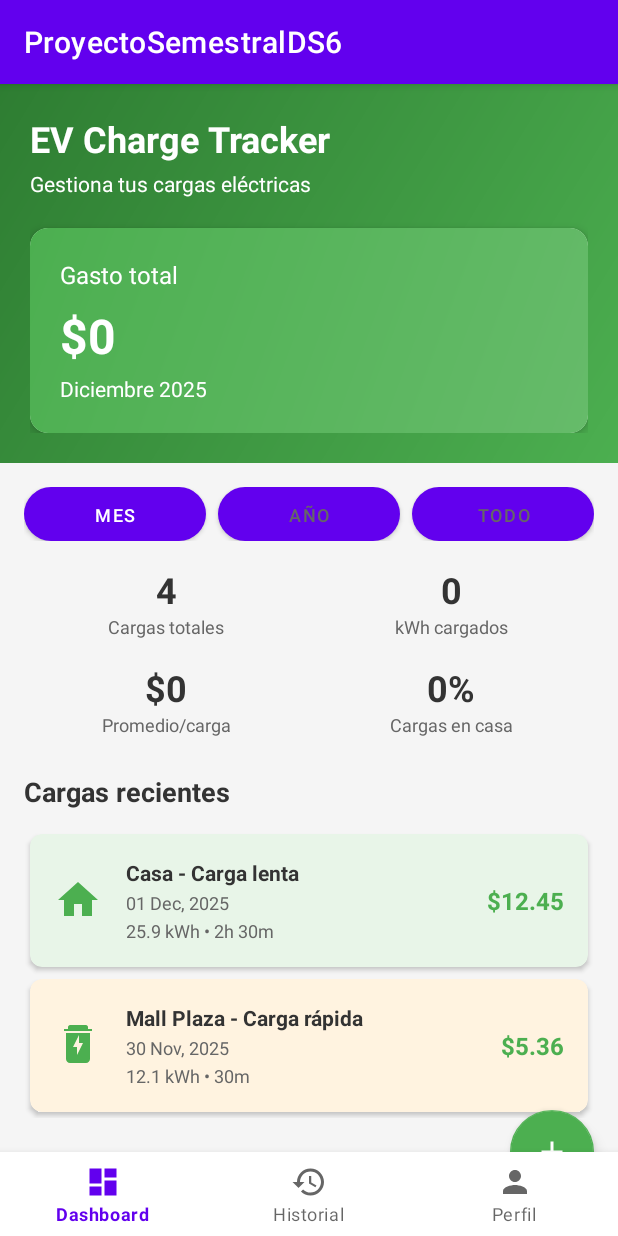
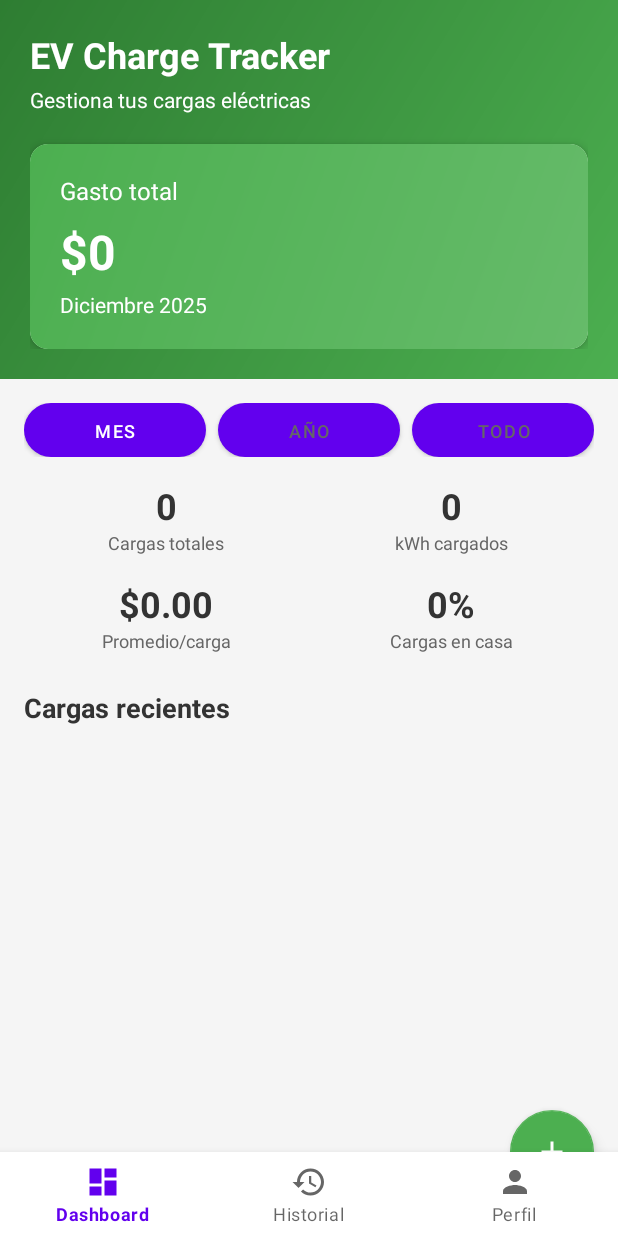
Before and after one commit to juliosolis1/ProyectoSemestralDS6, an Android app: the screen it shows after launch (MainActivity), on a phone screen of 412 x 824 dp. Run offline under Robolectric (Android 15) with nearby library versions, the phone set to English and light mode, and no system bars; our stand-ins replace Room's generated code.

Commit message:
Quité la barra que estorba con el título del proyecto en las pantallas, eliminé la base de datos anterior y cree uno local con Room (versión 2.7.2)

```diff
--- a/app/build.gradle.kts
+++ b/app/build.gradle.kts
@@ -40,4 +40,9 @@ dependencies {
     testImplementation(libs.junit)
     androidTestImplementation(libs.ext.junit)
     androidTestImplementation(libs.espresso.core)
+
+    //Room
+    val room_version = "2.7.2"
+    implementation("androidx.room:room-runtime:$room_version")
+    annotationProcessor("androidx.room:room-compiler:$room_version")
 }
--- a/app/src/main/java/com/example/proyectosemestralds6/DatabaseHelper.java
+++ /dev/null
@@ -1,251 +0,0 @@
-package com.example.proyectosemestralds6;
-
-import android.content.ContentValues;
-import android.content.Context;
-import android.database.Cursor;
-import android.database.sqlite.SQLiteDatabase;
-import android.database.sqlite.SQLiteOpenHelper;
-import java.text.ParseException;
-import java.text.SimpleDateFormat;
-import java.util.ArrayList;
-import java.util.Date;
-import java.util.List;
-import java.util.Locale;
-
-public class DatabaseHelper extends SQLiteOpenHelper {
-
-    private static final String DATABASE_NAME = "EVChargeTracker.db";
-    private static final int DATABASE_VERSION = 1;
-
-    // Tabla cargas
-    private static final String TABLE_CARGAS = "cargas";
-    private static final String COLUMN_ID = "id";
-    private static final String COLUMN_UBICACION = "ubicacion";
-    private static final String COLUMN_FECHA = "fecha";
-    private static final String COLUMN_KWH = "kwh_cargados";
-    private static final String COLUMN_DURACION = "duracion_minutos";
-    private static final String COLUMN_COSTO = "costo";
-
-    private SimpleDateFormat dateFormat = new SimpleDateFormat("yyyy-MM-dd HH:mm:ss", Locale.getDefault());
-
-    public DatabaseHelper(Context context) {
-        super(context, DATABASE_NAME, null, DATABASE_VERSION);
-    }
-
-    @Override
-    public void onCreate(SQLiteDatabase db) {
-        String createTable = "CREATE TABLE " + TABLE_CARGAS + " (" +
-                COLUMN_ID + " INTEGER PRIMARY KEY AUTOINCREMENT, " +
-                COLUMN_UBICACION + " TEXT NOT NULL, " +
-                COLUMN_FECHA + " TEXT NOT NULL, " +
-                COLUMN_KWH + " REAL NOT NULL, " +
-                COLUMN_DURACION + " INTEGER NOT NULL, " +
-                COLUMN_COSTO + " REAL NOT NULL)";
-        db.execSQL(createTable);
-    }
-
-    @Override
-    public void onUpgrade(SQLiteDatabase db, int oldVersion, int newVersion) {
-        db.execSQL("DROP TABLE IF EXISTS " + TABLE_CARGAS);
-        onCreate(db);
-    }
-
-    // Insertar nueva carga
-    public long insertCarga(Carga carga) {
-        SQLiteDatabase db = this.getWritableDatabase();
-        ContentValues values = new ContentValues();
-
-        values.put(COLUMN_UBICACION, carga.getUbicacion());
-        values.put(COLUMN_FECHA, dateFormat.format(carga.getFecha()));
-        values.put(COLUMN_KWH, carga.getKwhCargados());
-        values.put(COLUMN_DURACION, carga.getDuracionMinutos());
-        values.put(COLUMN_COSTO, carga.getCosto());
-
-        long id = db.insert(TABLE_CARGAS, null, values);
-        db.close();
-        return id;
-    }
-
-    // Obtener todas las cargas
-    public List<Carga> getAllCargas() {
-        List<Carga> cargas = new ArrayList<>();
-        SQLiteDatabase db = this.getReadableDatabase();
-
-        String query = "SELECT * FROM " + TABLE_CARGAS + " ORDER BY " + COLUMN_FECHA + " DESC";
-        Cursor cursor = db.rawQuery(query, null);
-
-        if (cursor.moveToFirst()) {
-            do {
-                Carga carga = cursorToCarga(cursor);
-                cargas.add(carga);
-            } while (cursor.moveToNext());
-        }
-
-        cursor.close();
-        db.close();
-        return cargas;
-    }
-
-    // Obtener cargas recientes (límite especificado)
-    public List<Carga> getCargasRecientes(int limite) {
-        List<Carga> cargas = new ArrayList<>();
-        SQLiteDatabase db = this.getReadableDatabase();
-
-        String query = "SELECT * FROM " + TABLE_CARGAS +
-                " ORDER BY " + COLUMN_FECHA + " DESC LIMIT " + limite;
-        Cursor cursor = db.rawQuery(query, null);
-
-        if (cursor.moveToFirst()) {
-            do {
-                Carga carga = cursorToCarga(cursor);
-                cargas.add(carga);
-            } while (cursor.moveToNext());
-        }
-
-        cursor.close();
-        db.close();
-        return cargas;
-    }
-
-    // Obtener cargas por ubicación
-    public List<Carga> getCargasByUbicacion(String tipoUbicacion) {
-        List<Carga> cargas = new ArrayList<>();
-        SQLiteDatabase db = this.getReadableDatabase();
-
-        String query = "SELECT * FROM " + TABLE_CARGAS +
-                " WHERE LOWER(" + COLUMN_UBICACION + ") LIKE ? " +
-                " ORDER BY " + COLUMN_FECHA + " DESC";
-        String[] selectionArgs = {"%" + tipoUbicacion.toLowerCase() + "%"};
-
-        Cursor cursor = db.rawQuery(query, selectionArgs);
-
-        if (cursor.moveToFirst()) {
-            do {
-                Carga carga = cursorToCarga(cursor);
-                cargas.add(carga);
-            } while (cursor.moveToNext());
-        }
-
-        cursor.close();
-        db.close();
-        return cargas;
-    }
-
-    // Obtener cargas por tipo (lenta/rápida)
-    public List<Carga> getCargasByTipo(String tipoCarga) {
-        List<Carga> cargas = new ArrayList<>();
-        SQLiteDatabase db = this.getReadableDatabase();
-
-        String query = "SELECT * FROM " + TABLE_CARGAS;
-        if (tipoCarga.equals("lenta")) {
-            query += " WHERE " + COLUMN_DURACION + " > 60";
-        } else {
-            query += " WHERE " + COLUMN_DURACION + " <= 60";
-        }
-        query += " ORDER BY " + COLUMN_FECHA + " DESC";
-
-        Cursor cursor = db.rawQuery(query, null);
-
-        if (cursor.moveToFirst()) {
-            do {
-                Carga carga = cursorToCarga(cursor);
-                cargas.add(carga);
-            } while (cursor.moveToNext());
-        }
-
-        cursor.close();
-        db.close();
-        return cargas;
-    }
-
-    // Eliminar carga
-    public boolean deleteCarga(long id) {
-        SQLiteDatabase db = this.getWritableDatabase();
-        int result = db.delete(TABLE_CARGAS, COLUMN_ID + "=?", new String[]{String.valueOf(id)});
-        db.close();
-        return result > 0;
-    }
-
-    // Actualizar carga
-    public boolean updateCarga(Carga carga) {
-        SQLiteDatabase db = this.getWritableDatabase();
-        ContentValues values = new ContentValues();
-
-        values.put(COLUMN_UBICACION, carga.getUbicacion());
-        values.put(COLUMN_FECHA, dateFormat.format(carga.getFecha()));
-        values.put(COLUMN_KWH, carga.getKwhCargados());
-        values.put(COLUMN_DURACION, carga.getDuracionMinutos());
-        values.put(COLUMN_COSTO, carga.getCosto());
-
-        int result = db.update(TABLE_CARGAS, values, COLUMN_ID + "=?",
-                new String[]{String.valueOf(carga.getId())});
-        db.close();
-        return result > 0;
-    }
-
-    // Convertir cursor a objeto Carga
-    private Carga cursorToCarga(Cursor cursor) {
-        long id = cursor.getLong(cursor.getColumnIndexOrThrow(COLUMN_ID));
-        String ubicacion = cursor.getString(cursor.getColumnIndexOrThrow(COLUMN_UBICACION));
-        String fechaStr = cursor.getString(cursor.getColumnIndexOrThrow(COLUMN_FECHA));
-        double kwh = cursor.getDouble(cursor.getColumnIndexOrThrow(COLUMN_KWH));
-        int duracion = cursor.getInt(cursor.getColumnIndexOrThrow(COLUMN_DURACION));
-        double costo = cursor.getDouble(cursor.getColumnIndexOrThrow(COLUMN_COSTO));
-
-        Date fecha = new Date();
-        try {
-            fecha = dateFormat.parse(fechaStr);
-        } catch (ParseException e) {
-            e.printStackTrace();
-        }
-
-        return new Carga(id, ubicacion, fecha, kwh, duracion, costo);
-    }
-
-    // Obtener estadísticas del mes actual
-    public EstadisticasMes getEstadisticasMesActual() {
-        SQLiteDatabase db = this.getReadableDatabase();
-
-        // Obtener primer y último día del mes actual
-        java.util.Calendar cal = java.util.Calendar.getInstance();
-        cal.set(java.util.Calendar.DAY_OF_MONTH, 1);
-        cal.set(java.util.Calendar.HOUR_OF_DAY, 0);
-        cal.set(java.util.Calendar.MINUTE, 0);
-        cal.set(java.util.Calendar.SECOND, 0);
-        Date inicioMes = cal.getTime();
-
-        cal.add(java.util.Calendar.MONTH, 1);
-        cal.add(java.util.Calendar.DAY_OF_MONTH, -1);
-        Date finMes = cal.getTime();
-
-        String query = "SELECT COUNT(*) as total_cargas, " +
-                "SUM(" + COLUMN_KWH + ") as total_kwh, " +
-                "SUM(" + COLUMN_COSTO + ") as total_costo, " +
-                "AVG(" + COLUMN_COSTO + ") as promedio_costo " +
-                "FROM " + TABLE_CARGAS +
-                " WHERE " + COLUMN_FECHA + " BETWEEN ? AND ?";
-
-        String[] args = {dateFormat.format(inicioMes), dateFormat.format(finMes)};
-        Cursor cursor = db.rawQuery(query, args);
-
-        EstadisticasMes stats = new EstadisticasMes();
-        if (cursor.moveToFirst()) {
-            stats.totalCargas = cursor.getInt(0);
-            stats.totalKwh = cursor.getDouble(1);
-            stats.totalCosto = cursor.getDouble(2);
-            stats.promedioCosto = cursor.getDouble(3);
-        }
-
-        cursor.close();
-        db.close();
-        return stats;
-    }
-
-    // Clase para estadísticas
-    public static class EstadisticasMes {
-        public int totalCargas = 0;
-        public double totalKwh = 0.0;
-        public double totalCosto = 0.0;
-        public double promedioCosto = 0.0;
-    }
-}
--- a/app/src/main/java/com/example/proyectosemestralds6/MainActivity.java
+++ b/app/src/main/java/com/example/proyectosemestralds6/MainActivity.java
@@ -9,27 +9,25 @@ import androidx.annotation.NonNull;
 import androidx.appcompat.app.AppCompatActivity;
 import androidx.recyclerview.widget.LinearLayoutManager;
 import androidx.recyclerview.widget.RecyclerView;
+import androidx.room.Room;
+import com.example.proyectosemestralds6.database.AppDatabase;
+import com.example.proyectosemestralds6.database.entities.Carga;
 import com.google.android.material.bottomnavigation.BottomNavigationView;
 import com.google.android.material.floatingactionbutton.FloatingActionButton;
 import java.text.DecimalFormat;
-import java.util.ArrayList;
 import java.util.Calendar;
 import java.util.List;
 
 public class MainActivity extends AppCompatActivity {
 
-    private TextView gastoTotalText;
-    private TextView cargasTotalesText;
-    private TextView kwhCargadosText;
-    private TextView promedioCargaText;
-    private TextView cargasEnCasaText;
+    private TextView gastoTotalText, cargasTotalesText, kwhCargadosText,
+            promedioCargaText, cargasEnCasaText;
     private RecyclerView recyclerViewRecientes;
     private CargaAdapter cargaAdapter;
-    private List<Carga> cargasRecientes;
     private BottomNavigationView bottomNavigation;
     private FloatingActionButton fabAgregarCarga;
 
-    private DatabaseHelper dbHelper;
+    private AppDatabase db;
     private DecimalFormat decimalFormat = new DecimalFormat("#.##");
 
     @Override
@@ -37,15 +35,21 @@ public class MainActivity extends AppCompatActivity {
         super.onCreate(savedInstanceState);
         setContentView(R.layout.activity_main);
 
+        db = Room.databaseBuilder(
+                        getApplicationContext(),
+                        AppDatabase.class, "mi_base_de_datos")
+                .allowMainThreadQueries()
+                .build();
+
         initializeViews();
-        setupDatabase();
         setupBottomNavigation();
         setupFloatingActionButton();
         loadDashboardData();
         setupRecyclerView();
     }
 
-    private void initializeViews() {
+
+        private void initializeViews() {
         gastoTotalText = findViewById(R.id.txt_gasto_total);
         cargasTotalesText = findViewById(R.id.txt_cargas_totales);
         kwhCargadosText = findViewById(R.id.txt_kwh_cargados);
@@ -54,14 +58,6 @@ public class MainActivity extends AppCompatActivity {
         recyclerViewRecientes = findViewById(R.id.recycler_cargas_recientes);
         bottomNavigation = findViewById(R.id.bottom_navigation);
         fabAgregarCarga = findViewById(R.id.fab_agregar_carga);
-    }
-
-    private void setupDatabase() {
-        dbHelper = new DatabaseHelper(this);
-        // Insertar datos de ejemplo si la base está vacía
-        if (dbHelper.getAllCargas().isEmpty()) {
-            insertSampleData();
-        }
     }
 
     private void setupBottomNavigation() {
@@ -95,107 +91,46 @@ public class MainActivity extends AppCompatActivity {
     }
 
     private void loadDashboardData() {
-        List<Carga> todasLasCargas = dbHelper.getAllCargas();
+        List<Carga> todas = db.cargaDao().getAllCargas();
 
-        // Calcular estadísticas
-        double gastoTotal = 0;
-        double kwhTotal = 0;
+        double gastoTotal = 0, kwhTotal = 0;
         int cargasEnCasa = 0;
+        Calendar cal = Calendar.getInstance();
+        int mes = cal.get(Calendar.MONTH), año = cal.get(Calendar.YEAR);
 
-        Calendar cal = Calendar.getInstance();
-        int mesActual = cal.get(Calendar.MONTH);
-        int añoActual = cal.get(Calendar.YEAR);
-
-        for (Carga carga : todasLasCargas) {
-            Calendar cargaCal = Calendar.getInstance();
-            cargaCal.setTime(carga.getFecha());
-
-            // Solo contar cargas del mes actual
-            if (cargaCal.get(Calendar.MONTH) == mesActual &&
-                    cargaCal.get(Calendar.YEAR) == añoActual) {
-                gastoTotal += carga.getCosto();
-                kwhTotal += carga.getKwhCargados();
-                if (carga.getUbicacion().toLowerCase().contains("casa")) {
-                    cargasEnCasa++;
-                }
+        for (Carga c : todas) {
+            // asumiendo que fecha está en formato "dd/MM/yyyy"
+            String[] partes = c.fecha.split("/");
+            int dia = Integer.parseInt(partes[0]) - 1;
+            int mesC = Integer.parseInt(partes[1]) - 1;
+            int añoC = Integer.parseInt(partes[2]);
+            cal.set(añoC, mesC, dia);
+            if (mesC == mes && añoC == año) {
+                gastoTotal += c.costo;
+                kwhTotal += c.energia_kwh;
+                if (c.lugar.toLowerCase().contains("casa")) cargasEnCasa++;
             }
         }
 
-        // Actualizar UI
         gastoTotalText.setText("$" + decimalFormat.format(gastoTotal));
-        cargasTotalesText.setText(String.valueOf(todasLasCargas.size()));
+        cargasTotalesText.setText(String.valueOf(todas.size()));
         kwhCargadosText.setText(decimalFormat.format(kwhTotal));
-
-        if (todasLasCargas.size() > 0) {
-            double promedio = gastoTotal / todasLasCargas.size();
-            promedioCargaText.setText("$" + decimalFormat.format(promedio));
-        } else {
-            promedioCargaText.setText("$0.00");
-        }
-
-        // Calcular porcentaje de cargas en casa
-        int porcentajeCasa = todasLasCargas.size() > 0 ?
-                (int) ((double) cargasEnCasa / todasLasCargas.size() * 100) : 0;
-        cargasEnCasaText.setText(porcentajeCasa + "%");
+        promedioCargaText.setText(
+                todas.isEmpty() ? "$0.00" : "$" + decimalFormat.format(gastoTotal / todas.size())
+        );
+        int porcCasa = todas.isEmpty() ? 0 : (cargasEnCasa * 100 / todas.size());
+        cargasEnCasaText.setText(porcCasa + "%");
     }
 
     private void setupRecyclerView() {
-        cargasRecientes = dbHelper.getCargasRecientes(5);
-        cargaAdapter = new CargaAdapter(cargasRecientes, false);
         recyclerViewRecientes.setLayoutManager(new LinearLayoutManager(this));
         recyclerViewRecientes.setAdapter(cargaAdapter);
-    }
-
-    private void insertSampleData() {
-        Calendar cal = Calendar.getInstance();
-
-        // Carga 1 - Diciembre
-        cal.set(2025, Calendar.DECEMBER, 1, 8, 30);
-        dbHelper.insertCarga(new Carga(
-                "Casa - Carga lenta",
-                cal.getTime(),
-                25.9,
-                150, // minutos
-                12.45
-        ));
-
-        // Carga 2 - Noviembre
-        cal.set(2025, Calendar.NOVEMBER, 30, 14, 15);
-        dbHelper.insertCarga(new Carga(
-                "Mall Plaza - Carga rápida",
-                cal.getTime(),
-                12.1,
-                30,
-                5.36
-        ));
-
-        // Carga 3 - Noviembre
-        cal.set(2025, Calendar.NOVEMBER, 25, 19, 45);
-        dbHelper.insertCarga(new Carga(
-                "Casa - Carga lenta",
-                cal.getTime(),
-                32.1,
-                190,
-                16.05
-        ));
-
-        // Carga 4 - Noviembre
-        cal.set(2025, Calendar.NOVEMBER, 20, 10, 30);
-        dbHelper.insertCarga(new Carga(
-                "Supermercado - Carga rápida",
-                cal.getTime(),
-                20.5,
-                45,
-                8.20
-        ));
     }
 
     @Override
     protected void onResume() {
         super.onResume();
         loadDashboardData();
-        cargasRecientes = dbHelper.getCargasRecientes(5);
-        cargaAdapter.updateCargas(cargasRecientes);
         bottomNavigation.setSelectedItemId(R.id.nav_dashboard);
     }
 }
--- /dev/null
+++ b/app/src/main/java/com/example/proyectosemestralds6/database/AppDatabase.java
@@ -0,0 +1,13 @@
+package com.example.proyectosemestralds6.database;
+
+import androidx.room.Database;
+import androidx.room.RoomDatabase;
+import com.example.proyectosemestralds6.database.entities.*;
+import com.example.proyectosemestralds6.database.dao.*;
+
+@Database(entities = {Usuario.class, Vehiculo.class, Carga.class}, version = 1)
+public abstract class AppDatabase extends RoomDatabase {
+    public abstract UsuarioDao usuarioDao();
+    public abstract VehiculoDao vehiculoDao();
+    public abstract CargaDao cargaDao();
+}
--- /dev/null
+++ b/app/src/main/java/com/example/proyectosemestralds6/database/dao/CargaDao.java
@@ -0,0 +1,26 @@
+package com.example.proyectosemestralds6.database.dao;
+
+import androidx.room.*;
+import com.example.proyectosemestralds6.database.entities.Carga;
+import java.util.List;
+
+@Dao
+public interface CargaDao {
+    @Insert
+    long insert(Carga carga);
+
+    @Query("SELECT * FROM cargas")
+    List<Carga> getAllCargas();
+
+    @Query("SELECT * FROM cargas WHERE lugar LIKE :ubicacion")
+    List<Carga> getCargasByUbicacion(String ubicacion);
+
+    @Query("SELECT * FROM cargas WHERE lugar LIKE :tipo")
+    List<Carga> getCargasByTipo(String tipo);
+
+    @Query("SELECT * FROM cargas ORDER BY fecha DESC LIMIT :limit")
+    List<Carga> getCargasRecientes(int limit);
+
+    @Delete
+    void delete(Carga carga);
+}
--- /dev/null
+++ b/app/src/main/java/com/example/proyectosemestralds6/database/dao/UsuarioDao.java
@@ -0,0 +1,17 @@
+package com.example.proyectosemestralds6.database.dao;
+
+import androidx.room.*;
+import com.example.proyectosemestralds6.database.entities.Usuario;
+import java.util.List;
+
+@Dao
+public interface UsuarioDao {
+    @Insert
+    void insert(Usuario usuario);
+
+    @Query("SELECT * FROM usuarios")
+    List<Usuario> getAll();
+
+    @Delete
+    void delete(Usuario usuario);
+}
--- /dev/null
+++ b/app/src/main/java/com/example/proyectosemestralds6/database/dao/VehiculoDao.java
@@ -0,0 +1,17 @@
+package com.example.proyectosemestralds6.database.dao;
+
+import androidx.room.*;
+import com.example.proyectosemestralds6.database.entities.Vehiculo;
+import java.util.List;
+
+@Dao
+public interface VehiculoDao {
+    @Insert
+    void insert(Vehiculo vehiculo);
+
+    @Query("SELECT * FROM vehiculos WHERE idUsuario = :idUsuario")
+    List<Vehiculo> getByUsuario(int idUsuario);
+
+    @Delete
+    void delete(Vehiculo vehiculo);
+}
--- a/app/src/main/res/values/themes.xml
+++ b/app/src/main/res/values/themes.xml
@@ -1,6 +1,6 @@
 <resources xmlns:tools="http://schemas.android.com/tools">
     <!-- Base application theme. -->
-    <style name="Theme.ProyectoSemestralDS6" parent="Theme.MaterialComponents.DayNight.DarkActionBar">
+    <style name="Theme.ProyectoSemestralDS6" parent="Theme.MaterialComponents.DayNight.NoActionBar">
         <!-- Primary brand color. -->
         <item name="colorPrimary">@color/purple_500</item>
         <item name="colorPrimaryVariant">@color/purple_700</item>
```
Also changed, not shown: app/src/main/java/com/example/proyectosemestralds6/AgregarCargaActivity.java (+26 -24 lines), app/src/main/java/com/example/proyectosemestralds6/HistorialActivity.java (+24 -48 lines), app/src/main/java/com/example/proyectosemestralds6/database/entities/Carga.java (added, +22 -0 lines), app/src/main/java/com/example/proyectosemestralds6/database/entities/Usuario.java (added, +14 -0 lines), app/src/main/java/com/example/proyectosemestralds6/database/entities/Vehiculo.java (added, +22 -0 lines), app/src/main/res/layout/activity_historial.xml (+22 -22 lines).
